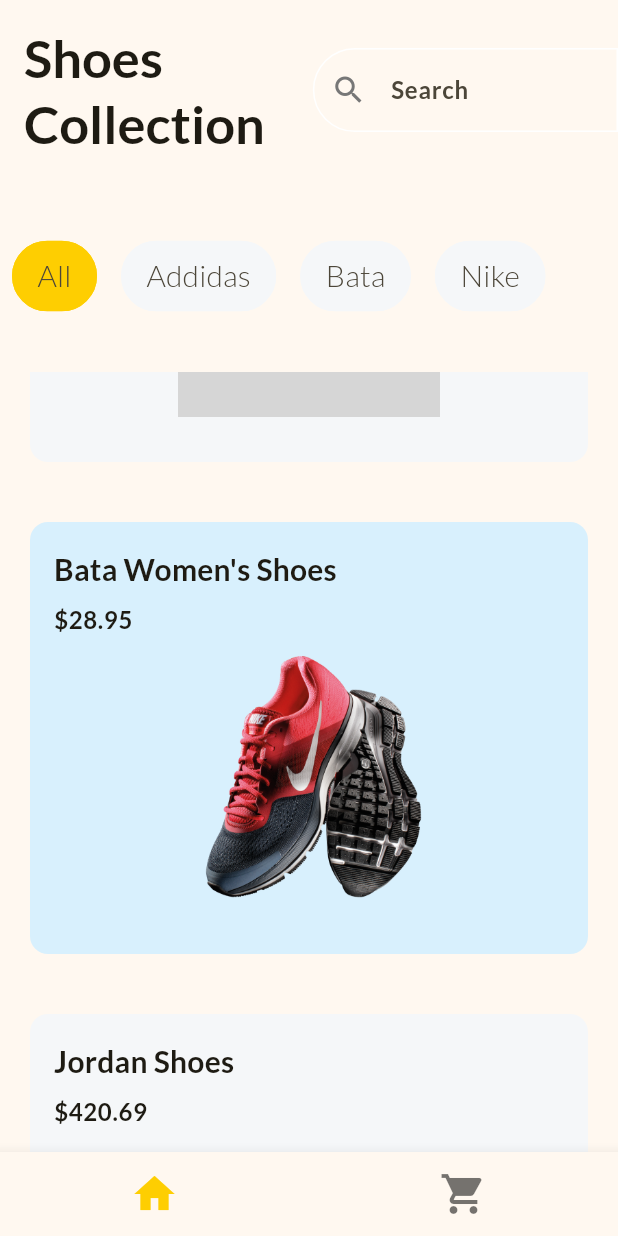
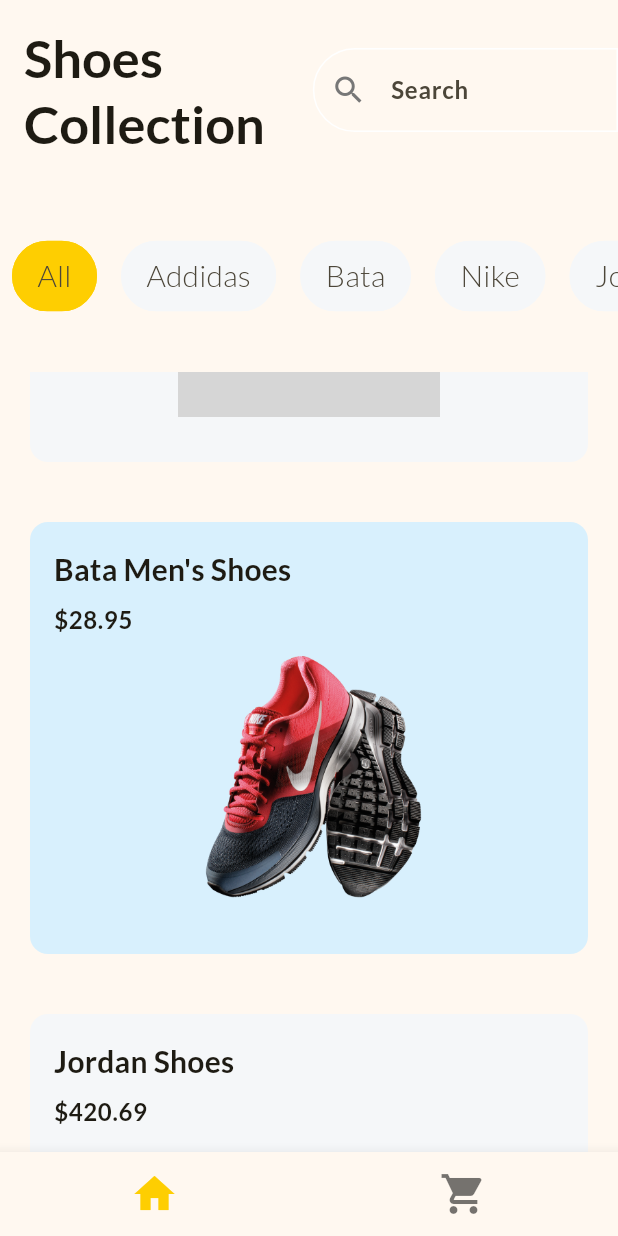
Before and after one commit to Danial-03-dev/shopping_app, a Flutter app: the screen it shows after launch, scrolled down 576 dp, on a phone screen of 412 x 824 dp. Run offline on Flutter 3.47's test engine with Material 3 defaults, Android fonts, the phone set to English and light mode, and no system bars; grey boxes are pictures that could not be loaded.

Commit message:
refactor: put filters into mock data

```diff
--- a/lib/features/product_company_filters.dart
+++ b/lib/features/product_company_filters.dart
@@ -1,4 +1,5 @@
 import 'package:flutter/material.dart';
+import 'package:shopping_app/mock_data.dart';
 import 'package:shopping_app/widgets/custom_filter_chip.dart';
 
 class ProductCompanyFilters extends StatefulWidget {
@@ -9,7 +10,6 @@ class ProductCompanyFilters extends StatefulWidget {
 }
 
 class _ProductCompanyFiltersState extends State<ProductCompanyFilters> {
-  final List<String> filters = const ['All', 'Addidas', 'Bata', 'Nike'];
   late String selectedFilter;
 
   @override
--- a/lib/mock_data.dart
+++ b/lib/mock_data.dart
@@ -17,7 +17,7 @@ final products = [
   },
   {
     'id': '2',
-    'title': 'Bata Women\'s Shoes',
+    'title': 'Bata Men\'s Shoes',
     'price': 28.95,
     'imageUrl': 'assets/images/shoes_3.png',
     'company': 'Bata',
@@ -33,13 +33,4 @@ final products = [
   },
 ];
 
-final cart = [
-  {
-    'id': '3',
-    'title': 'Jordan Shoes',
-    'price': 420.69,
-    'imageUrl': 'assets/images/shoes_4.png',
-    'company': 'Nike',
-    'size': 8,
-  },
-];
+final List<String> filters = const ['All', 'Addidas', 'Bata', 'Nike', 'Jordan'];
```
